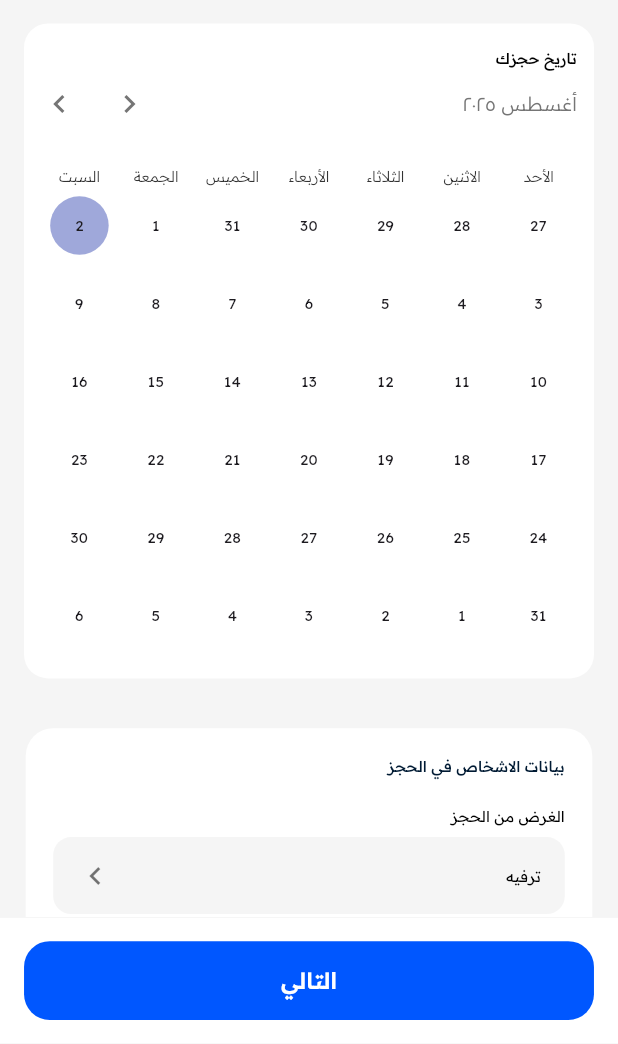
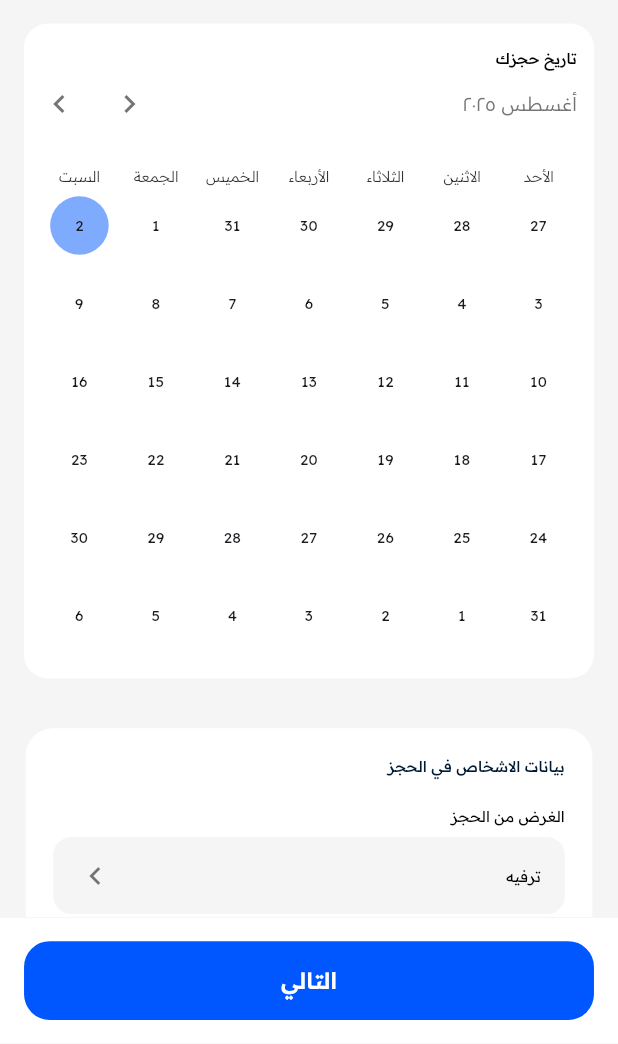
Before and after one commit to RaedMsood/Booking, a Flutter app: the DetailsOfBookInAddPage screen opened directly with empty values, on a phone screen of 412 x 824 dp, the part 192-1236 px from its top. Run offline on Flutter 3.47's test engine with Material 3 defaults, Android fonts, the phone set to English and light mode, and no system bars; drawn by our look-alikes of auto_size_text, cached_network_image, table_calendar; our stand-ins replace another_flushbar, carousel_slider, dartz, dio, flutter_rating_bar, flutter_riverpod and 10 more; missing offline and left inert: cached_network_svg_image, encrypt; accounts and stored records are empty; network calls fail.

Commit message:
color of range calender

```diff
--- a/lib/features/booking/presentation/widget/range_calender_widget.dart
+++ b/lib/features/booking/presentation/widget/range_calender_widget.dart
@@ -122,7 +122,7 @@ class _RangeCalendarScreenState extends State<RangeCalendarWidget> {
                         fontSize: 10, // حجم نص عطلة نهاية الأسبوع داخل الشهر
                       ),
                       todayTextStyle: const TextStyle(
-                        fontSize: 10, // حجم نص اليوم الحالي
+                        fontSize: 10,
                       ),
                       selectedTextStyle: const TextStyle(
                         fontSize: 10, // حجم نص اليوم المحدّد
@@ -144,12 +144,17 @@ class _RangeCalendarScreenState extends State<RangeCalendarWidget> {
                         color: AppColors.primaryColor,
                         shape: BoxShape.circle,
                       ),
-                      withinRangeDecoration: const BoxDecoration(
-                        color: AppColors.primaryColor,
+
+                      todayDecoration: BoxDecoration(
+                        color: AppColors.primaryColor.withOpacity(0.5),
+                        shape: BoxShape.circle
+                      ),
+                      withinRangeDecoration:  BoxDecoration(
+                        color: AppColors.primaryColor.withOpacity(0.5),
                         shape: BoxShape.circle,
                       ),
                       rangeHighlightColor:
-                          AppColors.primaryColor.withOpacity(0.2),
+                          AppColors.primaryColor.withOpacity(0.1),
                     ),
                   ),
                 ],
--- a/lib/services/auth/auth.dart
+++ b/lib/services/auth/auth.dart
@@ -51,7 +51,7 @@ class Auth {
   String get email => user.user.email;
   String get gender => user.user.gender;
   String? get date => user.user.birthDay;
-  String? get city => user.user.city!.name;
+  //String? get city => user.user.city!.name;
 
 
   Future<void> login(AuthModel data) async {
```
Also changed, not shown: lib/features/profile/presentation/page/edit_profile_page.dart (+8 -5 lines), lib/features/profile/presentation/state_mangement/riverpod.dart (+7 -5 lines).
